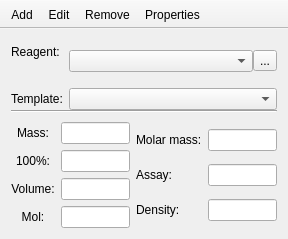
First picture: the form in mainwindow.ui, repository FrankMamuda/fumingcube, before the edit.
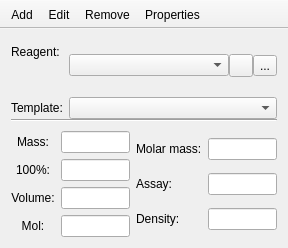
Second picture: the form after the edit. Icons and pictures are not drawn. Custom widgets are drawn as their Qt base class.

```diff
--- a/mainwindow.ui
+++ b/mainwindow.ui
@@ -7,7 +7,7 @@
     <x>0</x>
     <y>0</y>
     <width>288</width>
-    <height>239</height>
+    <height>248</height>
    </rect>
   </property>
   <property name="windowTitle">
@@ -52,6 +52,14 @@
           <item>
            <widget class="QComboBox" name="reagentCombo"/>
           </item>
+          <item>
+           <widget class="QToolButton" name="clearButton">
+            <property name="icon">
+             <iconset resource="resources.qrc">
+              <normaloff>:/icons/clear</normaloff>:/icons/clear</iconset>
+            </property>
+           </widget>
+          </item>
           <item>
            <widget class="QToolButton" name="findButton">
             <property name="text">
```
